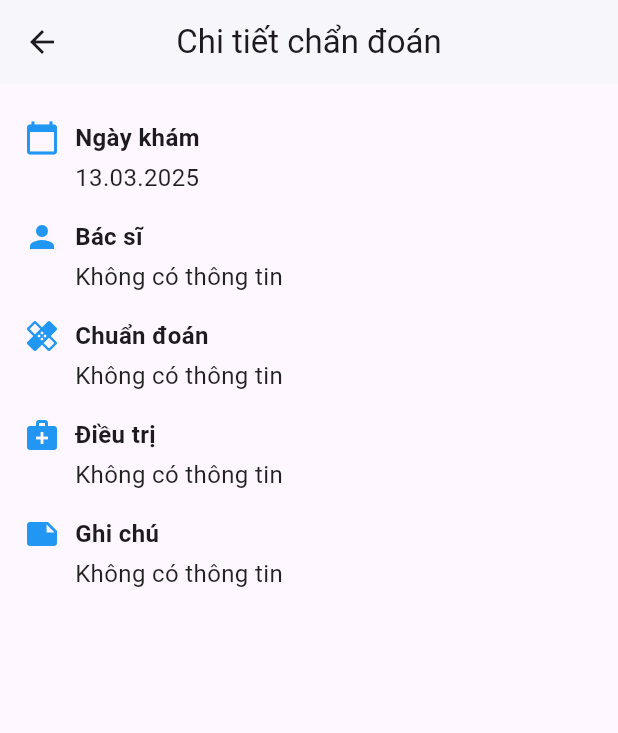
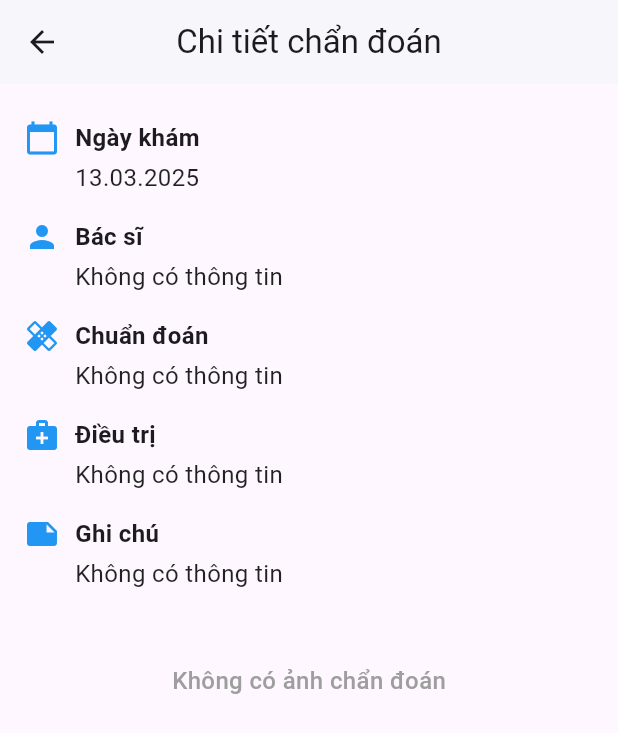
Before and after one commit to ThuDung213/pet-care, a Flutter app: the PetDiagnosisScreen screen opened directly with empty values, on a phone screen of 412 x 824 dp. Shown: the top 733 px of the screen. Run offline on Flutter 3.47's test engine with Material 3 defaults, Android fonts, the phone set to English and light mode, and no system bars; our stand-ins replace cloud_firestore, firebase_auth, firebase_core, font_awesome_flutter, image_picker, page_transition; accounts and stored records are empty; generated files the repository leaves out were written again.

Commit message:
update image

```diff
--- a/pet_care/lib/features/home/pet_profile_ui/PetDiagnosisList/PetDiagnosis/PetDiagnosisScreen.dart
+++ b/pet_care/lib/features/home/pet_profile_ui/PetDiagnosisList/PetDiagnosis/PetDiagnosisScreen.dart
@@ -4,10 +4,11 @@ import 'package:intl/intl.dart';
 
 class PetDiagnosisScreen extends StatefulWidget {
   final String diagnosis;
-  final String vetId;  // Truyền vetId thay vì doctorName
+  final String vetId;
   final Timestamp? createdAt;
   final String treatment;
   final String note;
+  final List<String>? recordImg; // Chứa danh sách ảnh
 
   const PetDiagnosisScreen({
     Key? key,
@@ -16,6 +17,7 @@ class PetDiagnosisScreen extends StatefulWidget {
     required this.createdAt,
     required this.treatment,
     required this.note,
+    this.recordImg, // Nhận danh sách ảnh từ Firestore
   }) : super(key: key);
 
   @override
@@ -23,7 +25,7 @@ class PetDiagnosisScreen extends StatefulWidget {
 }
 
 class _PetDiagnosisScreenState extends State<PetDiagnosisScreen> {
-  String doctorName = "Đang tải..."; // Giá trị mặc định khi chưa có dữ liệu
+  String doctorName = "Đang tải...";
 
   @override
   void initState() {
@@ -37,7 +39,7 @@ class _PetDiagnosisScreenState extends State<PetDiagnosisScreen> {
           await FirebaseFirestore.instance.collection('vets').doc(widget.vetId).get();
       if (vetDoc.exists) {
         setState(() {
-          doctorName = vetDoc['name'] ?? "Không rõ bác sĩ";  // Đọc trường 'name'
+          doctorName = vetDoc['name'] ?? "Không rõ bác sĩ";
         });
       } else {
         setState(() {
@@ -65,7 +67,7 @@ class _PetDiagnosisScreenState extends State<PetDiagnosisScreen> {
         backgroundColor: Colors.white,
         elevation: 1,
       ),
-      body: Padding(
+      body: SingleChildScrollView(
         padding: const EdgeInsets.all(16.0),
         child: Column(
           crossAxisAlignment: CrossAxisAlignment.start,
@@ -75,6 +77,8 @@ class _PetDiagnosisScreenState extends State<PetDiagnosisScreen> {
             _buildDetailRow(Icons.healing, "Chuẩn đoán", widget.diagnosis),
             _buildDetailRow(Icons.medical_services, "Điều trị", widget.treatment),
             _buildDetailRow(Icons.note, "Ghi chú", widget.note),
+            const SizedBox(height: 20),
+            _buildImageSection(), // Hiển thị ảnh
           ],
         ),
       ),
@@ -109,4 +113,71 @@ class _PetDiagnosisScreenState extends State<PetDiagnosisScreen> {
       ),
     );
   }
+
+  Widget _buildImageSection() {
+    if (widget.recordImg == null || widget.recordImg!.isEmpty) {
+      return const Center(
+        child: Padding(
+          padding: EdgeInsets.symmetric(vertical: 20),
+          child: Text(
+            "Không có ảnh chẩn đoán",
+            style: TextStyle(fontSize: 16, fontWeight: FontWeight.w500, color: Colors.grey),
+          ),
+        ),
+      );
+    }
+
+    return Column(
+      crossAxisAlignment: CrossAxisAlignment.start,
+      children: [
+        const Text(
+          "Ảnh chẩn đoán:",
+          style: TextStyle(fontSize: 16, fontWeight: FontWeight.bold),
+        ),
+        const SizedBox(height: 10),
+        _buildImageGrid(),
+      ],
+    );
+  }
+
+  Widget _buildImageGrid() {
+    return GridView.builder(
+      shrinkWrap: true,
+      physics: const NeverScrollableScrollPhysics(),
+      gridDelegate: const SliverGridDelegateWithFixedCrossAxisCount(
+        crossAxisCount: 2, // Hiển thị 2 ảnh mỗi hàng
+        crossAxisSpacing: 8,
+        mainAxisSpacing: 8,
+      ),
+      itemCount: widget.recordImg!.length,
+      itemBuilder: (context, index) {
+        return GestureDetector(
+          onTap: () {
+            _showImageFullScreen(widget.recordImg![index]);
+          },
+          child: ClipRRect(
+            borderRadius: BorderRadius.circular(12),
+            child: Image.network(
+              widget.recordImg![index],
+              fit: BoxFit.cover,
+            ),
+          ),
+        );
+      },
+    );
+  }
+
+  void _showImageFullScreen(String imageUrl) {
+    showDialog(
+      context: context,
+      builder: (context) {
+        return Dialog(
+          backgroundColor: Colors.black,
+          child: InteractiveViewer(
+            child: Image.network(imageUrl),
+          ),
+        );
+      },
+    );
+  }
 }
```
Also changed, not shown: pet_care/lib/features/home/pet_profile_ui/PetDiagnosisList/PetDiagnosisListScreen.dart (+6 -4 lines).
